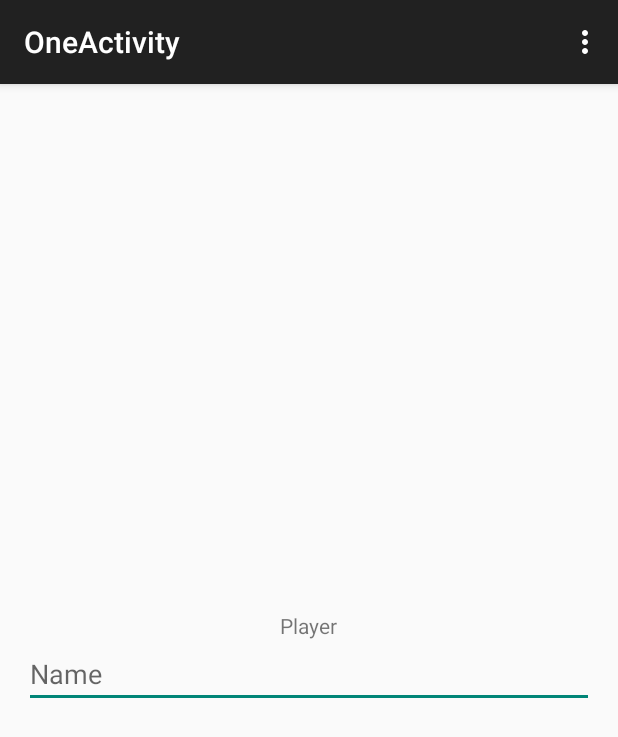
After one commit to Geeosp/FastApp, an Android app: the OneActivity screen opened directly, with no data from a screen before it, on a phone screen of 412 x 824 dp. The commit adds this screen. Shown: the top 737 px of the screen. Run offline under Robolectric (Android 15) with nearby library versions, the phone set to English and light mode, and no system bars.

Commit message:
Adicionado as primeiras telas

```diff
--- a/app/build.gradle
+++ b/app/build.gradle
@@ -22,4 +22,5 @@ android {
 dependencies {
     compile fileTree(dir: 'libs', include: ['*.jar'])
     compile 'com.android.support:appcompat-v7:21.0.3'
+    compile 'com.android.support:support-v4:21.0.3'
 }
--- /dev/null
+++ b/app/src/main/java/com/example/geeo/fastapp/fastapp/OneActivity.java
@@ -0,0 +1,39 @@
+package com.example.geeo.fastapp.fastapp;
+
+import android.support.v7.app.ActionBarActivity;
+import android.os.Bundle;
+import android.view.Menu;
+import android.view.MenuItem;
+
+
+public class OneActivity extends ActionBarActivity {
+
+    @Override
+    protected void onCreate(Bundle savedInstanceState) {
+        super.onCreate(savedInstanceState);
+        setContentView(R.layout.activity_one);
+    }
+
+
+    @Override
+    public boolean onCreateOptionsMenu(Menu menu) {
+        // Inflate the menu; this adds items to the action bar if it is present.
+        getMenuInflater().inflate(R.menu.menu_one, menu);
+        return true;
+    }
+
+    @Override
+    public boolean onOptionsItemSelected(MenuItem item) {
+        // Handle action bar item clicks here. The action bar will
+        // automatically handle clicks on the Home/Up button, so long
+        // as you specify a parent activity in AndroidManifest.xml.
+        int id = item.getItemId();
+
+        //noinspection SimplifiableIfStatement
+        if (id == R.id.action_settings) {
+            return true;
+        }
+
+        return super.onOptionsItemSelected(item);
+    }
+}
--- /dev/null
+++ b/app/src/main/res/layout/activity_one.xml
@@ -0,0 +1,19 @@
+<LinearLayout xmlns:android="http://schemas.android.com/apk/res/android"
+    xmlns:tools="http://schemas.android.com/tools" android:layout_width="match_parent"
+    android:layout_height="match_parent" android:paddingLeft="@dimen/activity_horizontal_margin"
+    android:paddingRight="@dimen/activity_horizontal_margin"
+    android:paddingTop="@dimen/activity_vertical_margin"
+    android:paddingBottom="@dimen/activity_vertical_margin"
+    tools:context="com.example.geeo.fastapp.fastapp.OneActivity"
+    android:orientation="vertical"
+    android:gravity="center">
+
+    <TextView android:text="@string/player" android:layout_width="wrap_content"
+        android:layout_height="wrap_content" />
+    <EditText
+        android:layout_width="match_parent"
+        android:layout_height="wrap_content"
+        android:id="@+id/et_player_name"
+        android:hint="@string/name"/>
+
+</LinearLayout>
--- /dev/null
+++ b/app/src/main/res/menu/menu_one.xml
@@ -0,0 +1,7 @@
+<menu xmlns:android="http://schemas.android.com/apk/res/android"
+    xmlns:app="http://schemas.android.com/apk/res-auto"
+    xmlns:tools="http://schemas.android.com/tools"
+    tools:context="com.example.geeo.fastapp.fastapp.OneActivity">
+    <item android:id="@+id/action_settings" android:title="@string/action_settings"
+        android:orderInCategory="100" app:showAsAction="never" />
+</menu>
--- /dev/null
+++ b/app/src/main/res/values/colors.xml
@@ -0,0 +1,5 @@
+<resources>
+
+    <color name="black_overlay">#66000000</color>
+
+</resources>
```
Also changed, not shown: app/src/main/AndroidManifest.xml (+15 -4 lines), app/src/main/java/com/example/geeo/fastapp/fastapp/TwoActivity.java (added, +39 -0 lines), app/src/main/res/layout/activity_two.xml (added, +44 -0 lines), app/src/main/res/menu/menu_two.xml (added, +7 -0 lines), app/src/main/res/values-v11/styles.xml (added, +15 -0 lines), app/src/main/res/values/attrs.xml (added, +12 -0 lines), app/src/main/res/values/strings.xml (+12 -0 lines), app/src/main/res/values/styles.xml (+18 -0 lines), 1 other file.
